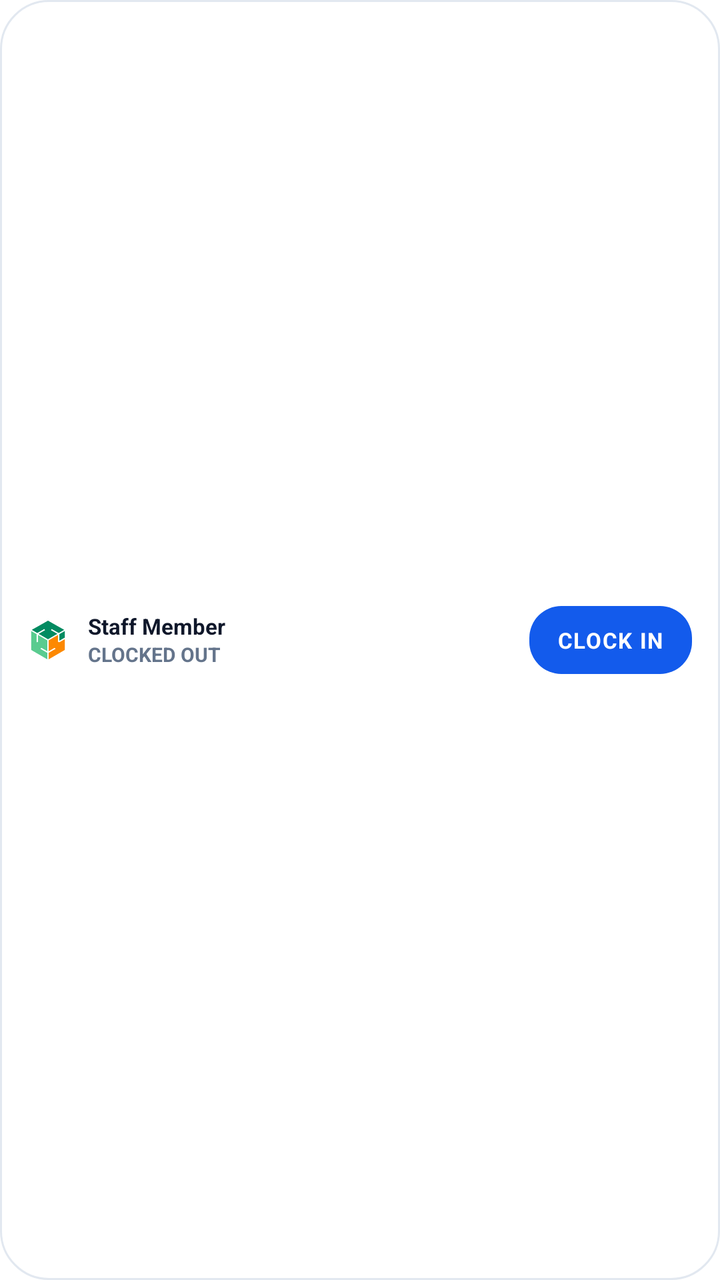
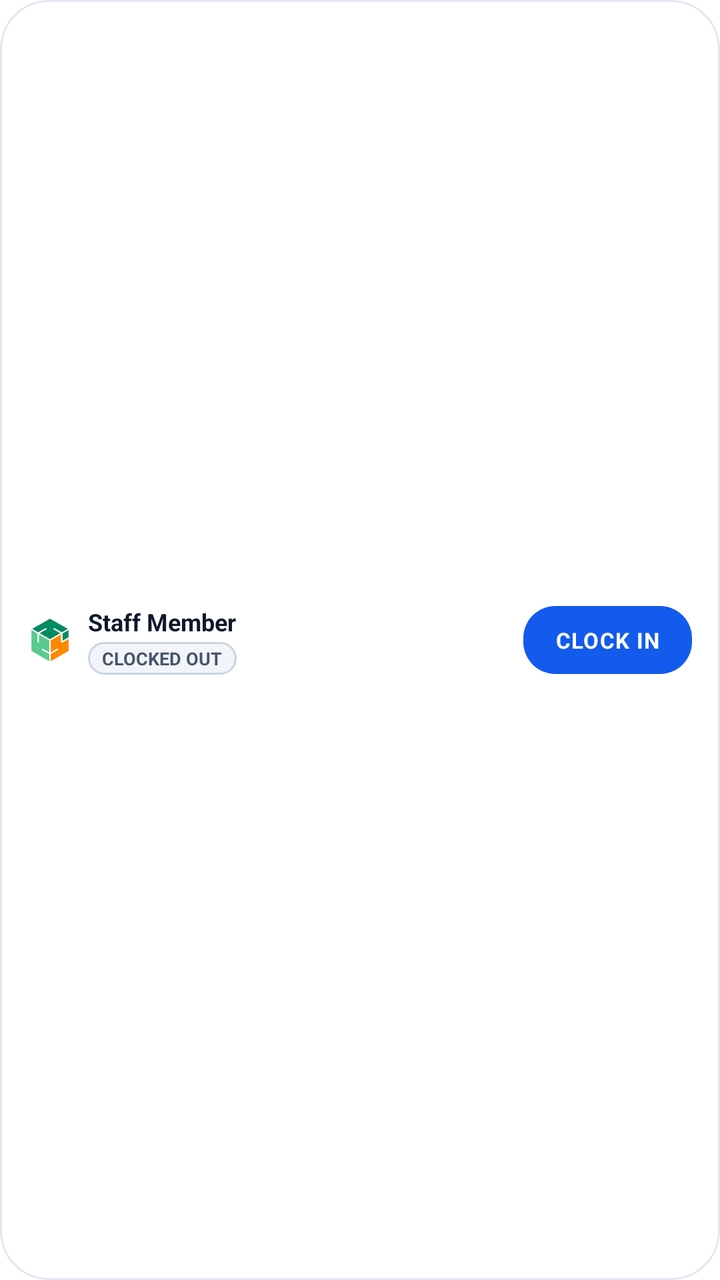

An Android layout rendered at two revisions. The XML below is the earlier revision; the diff shows what the commit changed to produce the second picture.
<!-- AndroidManifest.xml: fallback theme Theme.MaterialComponents.DayNight.NoActionBar -->
<!-- res/layout/widget_compact_layout.xml -->
<?xml version="1.0" encoding="utf-8"?>
<LinearLayout xmlns:android="http://schemas.android.com/apk/res/android"
    android:id="@+id/widget_compact_root"
    android:layout_width="match_parent"
    android:layout_height="match_parent"
    android:background="@drawable/bg_widget_card"
    android:orientation="horizontal"
    android:gravity="center_vertical"
    android:paddingHorizontal="14dp"
    android:paddingVertical="10dp">

    <ImageView
        android:layout_width="20dp"
        android:layout_height="20dp"
        android:src="@mipmap/ic_launcher"
        android:contentDescription="WorkforceOS" />

    <LinearLayout
        android:layout_width="0dp"
        android:layout_height="wrap_content"
        android:layout_weight="1"
        android:layout_marginStart="10dp"
        android:orientation="vertical">

        <TextView
            android:id="@+id/widget_user_name"
            android:layout_width="wrap_content"
            android:layout_height="wrap_content"
            android:text="Staff Member"
            android:textColor="#0F172A"
            android:textSize="11sp"
            android:textStyle="bold"
            android:maxLines="1"
            android:ellipsize="end" />

        <TextView
            android:id="@+id/widget_status_pill"
            android:layout_width="wrap_content"
            android:layout_height="wrap_content"
            android:text="CLOCKED OUT"
            android:textColor="#64748B"
            android:textSize="10sp"
            android:textStyle="bold" />
    </LinearLayout>

    <LinearLayout
        android:id="@+id/widget_action_button"
        android:layout_width="wrap_content"
        android:layout_height="34dp"
        android:background="@drawable/bg_btn_clock_in"
        android:paddingHorizontal="14dp"
        android:gravity="center">

        <TextView
            android:id="@+id/widget_action_text"
            android:layout_width="wrap_content"
            android:layout_height="wrap_content"
            android:text="CLOCK IN"
            android:textColor="#FFFFFF"
            android:textSize="11sp"
            android:textStyle="bold"
            android:letterSpacing="0.05" />
    </LinearLayout>

</LinearLayout>
<!-- resources referenced by this layout -->
<resources>
  <!-- drawable bg_btn_clock_in (drawable) -->
  <?xml version="1.0" encoding="utf-8"?>
  <shape xmlns:android="http://schemas.android.com/apk/res/android"
      android:shape="rectangle">
      <solid android:color="#135BEC" />
      <corners android:radius="16dp" />
  </shape>
  <!-- drawable bg_widget_card (drawable) -->
  <?xml version="1.0" encoding="utf-8"?>
  <shape xmlns:android="http://schemas.android.com/apk/res/android"
      android:shape="rectangle">
      <solid android:color="#FFFFFF" />
      <corners android:radius="24dp" />
      <stroke
          android:width="1dp"
          android:color="#E2E8F0" />
  </shape>
  <!-- mipmap ic_launcher: png bitmap (mipmap-hdpi, 7683 bytes) -->
</resources>

<!-- the commit's change to res/layout/widget_compact_layout.xml (unified diff, before → after) -->
@@ -1,54 +1,74 @@
 <?xml version="1.0" encoding="utf-8"?>
-<LinearLayout xmlns:android="http://schemas.android.com/apk/res/android"
+<RelativeLayout xmlns:android="http://schemas.android.com/apk/res/android"
     android:id="@+id/widget_compact_root"
     android:layout_width="match_parent"
     android:layout_height="match_parent"
     android:background="@drawable/bg_widget_card"
-    android:orientation="horizontal"
-    android:gravity="center_vertical"
-    android:paddingHorizontal="14dp"
-    android:paddingVertical="10dp">
+    android:paddingStart="14dp"
+    android:paddingEnd="14dp"
+    android:paddingTop="10dp"
+    android:paddingBottom="10dp">
 
-    <ImageView
-        android:layout_width="20dp"
-        android:layout_height="20dp"
-        android:src="@mipmap/ic_launcher"
-        android:contentDescription="WorkforceOS" />
+    
+    <LinearLayout
+        android:id="@+id/compact_left"
+        android:layout_width="wrap_content"
+        android:layout_height="wrap_content"
+        android:layout_centerVertical="true"
+        android:orientation="horizontal"
+        android:gravity="center_vertical">
 
-    <LinearLayout
-        android:layout_width="0dp"
-        android:layout_height="wrap_content"
-        android:layout_weight="1"
-        android:layout_marginStart="10dp"
-        android:orientation="vertical">
+        <ImageView
+            android:layout_width="22dp"
+            android:layout_height="22dp"
+            android:src="@mipmap/ic_launcher"
+            android:contentDescription="WorkforceOS" />
 
-        <TextView
-            android:id="@+id/widget_user_name"
+        <LinearLayout
             android:layout_width="wrap_content"
             android:layout_height="wrap_content"
-            android:text="Staff Member"
-            android:textColor="#0F172A"
-            android:textSize="11sp"
-            android:textStyle="bold"
-            android:maxLines="1"
-            android:ellipsize="end" />
+            android:layout_marginStart="8dp"
+            android:orientation="vertical">
 
-        <TextView
-            android:id="@+id/widget_status_pill"
-            android:layout_width="wrap_content"
-            android:layout_height="wrap_content"
-            android:text="CLOCKED OUT"
-            android:textColor="#64748B"
-            android:textSize="10sp"
-            android:textStyle="bold" />
+            <TextView
+                android:id="@+id/widget_user_name"
+                android:layout_width="wrap_content"
+                android:layout_height="wrap_content"
+                android:text="Staff Member"
+                android:textColor="#0F172A"
+                android:textSize="12sp"
+                android:textStyle="bold"
+                android:maxLines="1"
+                android:ellipsize="end" />
+
+            
+            <TextView
+                android:id="@+id/widget_status_pill"
+                android:layout_width="wrap_content"
+                android:layout_height="wrap_content"
+                android:layout_marginTop="2dp"
+                android:background="@drawable/bg_status_out"
+                android:text="CLOCKED OUT"
+                android:textColor="#475569"
+                android:textSize="9sp"
+                android:textStyle="bold"
+                android:paddingStart="7dp"
+                android:paddingEnd="7dp"
+                android:paddingTop="2dp"
+                android:paddingBottom="2dp" />
+        </LinearLayout>
     </LinearLayout>
 
+    
     <LinearLayout
         android:id="@+id/widget_action_button"
         android:layout_width="wrap_content"
         android:layout_height="34dp"
+        android:layout_alignParentEnd="true"
+        android:layout_centerVertical="true"
         android:background="@drawable/bg_btn_clock_in"
-        android:paddingHorizontal="14dp"
+        android:paddingStart="16dp"
+        android:paddingEnd="16dp"
         android:gravity="center">
 
         <TextView
@@ -59,7 +79,8 @@
             android:textColor="#FFFFFF"
             android:textSize="11sp"
             android:textStyle="bold"
-            android:letterSpacing="0.05" />
+            android:letterSpacing="0.04"
+            android:maxLines="1" />
     </LinearLayout>
 
-</LinearLayout>
+</RelativeLayout>
<!-- resource entries referenced after the edit -->
@@ -6,6 +6,16 @@
       android:shape="rectangle">
       <solid android:color="#135BEC" />
       <corners android:radius="16dp" />
+  </shape>
+  <!-- drawable bg_status_out (drawable) -->
+  <?xml version="1.0" encoding="utf-8"?>
+  <shape xmlns:android="http://schemas.android.com/apk/res/android"
+      android:shape="rectangle">
+      <solid android:color="#F1F5F9" />
+      <corners android:radius="12dp" />
+      <stroke
+          android:width="1dp"
+          android:color="#CBD5E1" />
   </shape>
   <!-- drawable bg_widget_card (drawable) -->
   <?xml version="1.0" encoding="utf-8"?>
